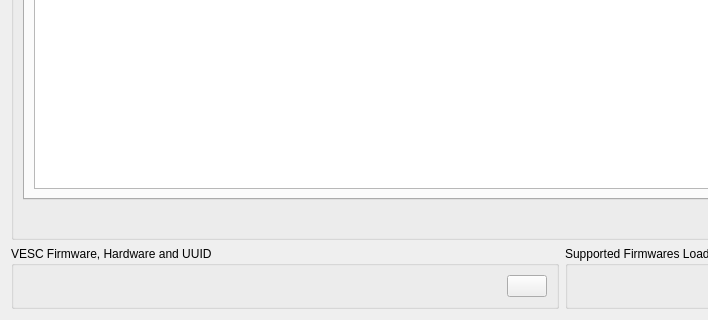
First picture: the form in pages/pagefirmware.ui, repository CYC-MOTOR/CYC-tool, before the edit; both pictures show x 0 to 708 and y 252 to 572 of the 1124 by 572 pixel window.
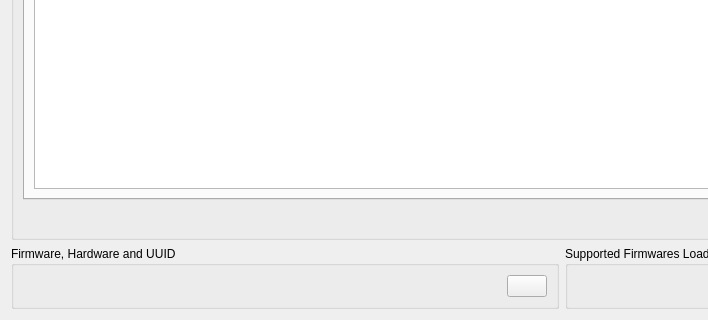
Second picture: the form after the edit. Icons and pictures are not drawn. Custom widgets are drawn as their Qt base class.

```diff
--- a/pages/pagefirmware.ui
+++ b/pages/pagefirmware.ui
@@ -376,7 +376,7 @@
      <item>
       <widget class="QGroupBox" name="groupBox_2">
        <property name="title">
-        <string>VESC Firmware, Hardware and UUID</string>
+        <string>Firmware, Hardware and UUID</string>
        </property>
        <layout class="QHBoxLayout" name="horizontalLayout">
         <item>
```
